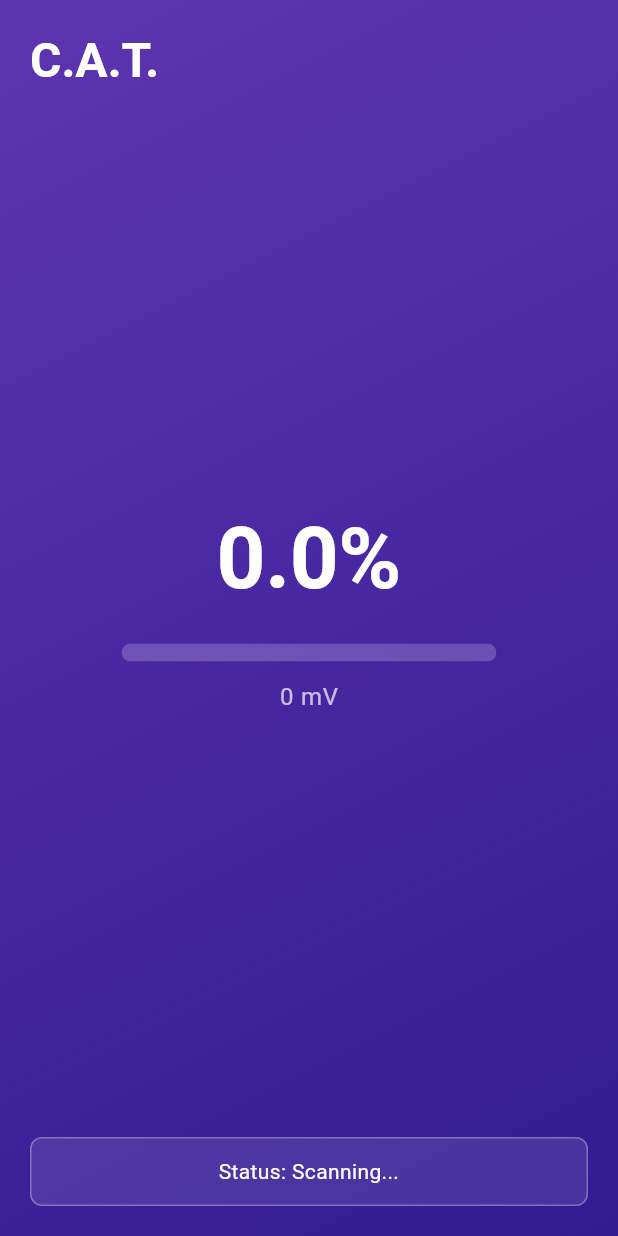
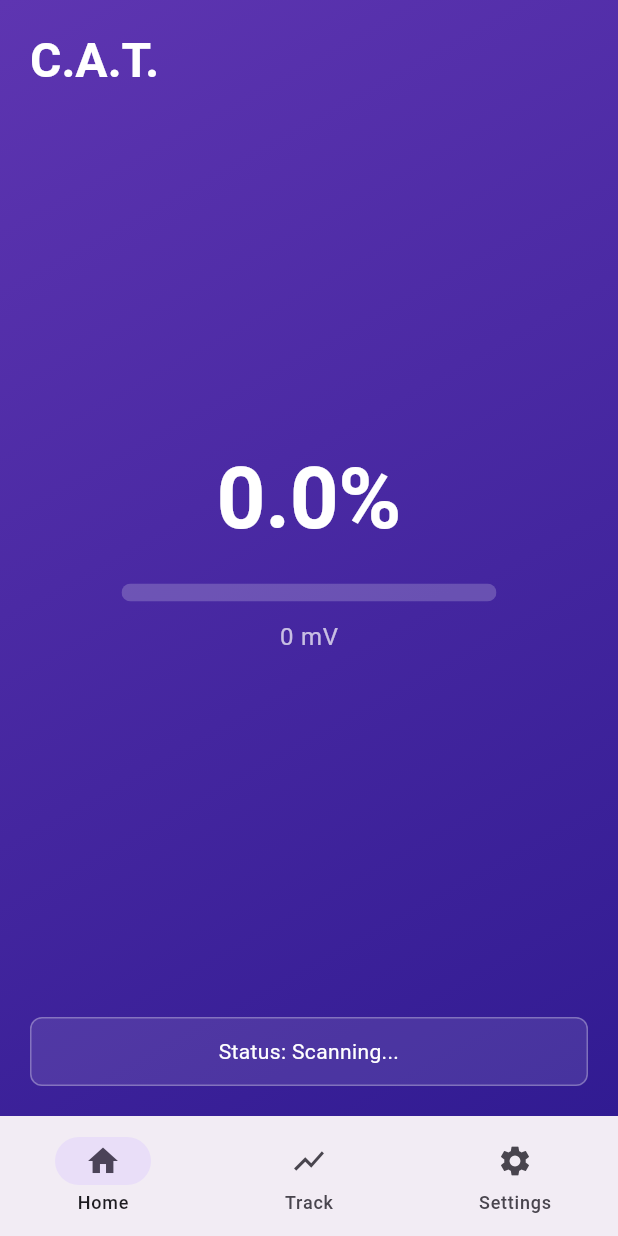
Before and after one commit to goerkemcelik/cat_app, a Flutter app: the screen it shows after launch, on a phone screen of 412 x 824 dp. Run offline on Flutter 3.47's test engine with Material 3 defaults, Android fonts, the phone set to English and light mode, and no system bars; our stand-ins replace flutter_blue_plus, permission_handler.

Commit message:
added graph and setting screen

```diff
--- a/lib/ble.dart
+++ b/lib/ble.dart
@@ -7,6 +7,7 @@ import 'package:flutter_blue_plus/flutter_blue_plus.dart';
 /// Minimal BLE helper that connects to a fixed MAC address and exposes
 /// the latest potentiometer value via [value] and connection state via
 /// [status]. It auto-reconnects when the connection drops.
+
 class BleService {
   final String macAddress;
 
--- a/lib/main.dart
+++ b/lib/main.dart
@@ -1,6 +1,8 @@
 import 'package:flutter/material.dart';
 import 'package:permission_handler/permission_handler.dart';
 import 'ble.dart';
+import 'tracking_graph.dart';
+import 'settings.dart';
 
 void main() {
   runApp(const MyApp());
@@ -33,11 +35,24 @@ class MyHomePage extends StatefulWidget {
 
 class _MyHomePageState extends State<MyHomePage> {
   final BleService _ble = BleService();
+  int _selectedIndex = 0;
+  final List<Map<String, dynamic>> _history = [];
+  late VoidCallback _valueListener;
 
   @override
   void initState() {
     super.initState();
     _requestPermissionsAndConnect();
+    _valueListener = () {
+      final val = _ble.value.value;
+      setState(() {
+        _history.add({'t': DateTime.now(), 'v': val});
+        if (_history.length > 2000) {
+          _history.removeRange(0, _history.length - 2000);
+        }
+      });
+    };
+    _ble.value.addListener(_valueListener);
   }
 
   Future<void> _requestPermissionsAndConnect() async {
@@ -57,14 +72,41 @@ class _MyHomePageState extends State<MyHomePage> {
 
   @override
   void dispose() {
+    _ble.value.removeListener(_valueListener);
     _ble.dispose();
     super.dispose();
   }
 
   @override
   Widget build(BuildContext context) {
+    Widget body;
+    switch (_selectedIndex) {
+      case 1:
+        body = TrackingGraphScreen(history: _history);
+        break;
+      case 2:
+        body = const SettingsScreen();
+        break;
+      default:
+        body = _buildHome(context);
+    }
+
     return Scaffold(
-      body: Container(
+      body: body,
+      bottomNavigationBar: NavigationBar(
+        selectedIndex: _selectedIndex,
+        onDestinationSelected: (i) => setState(() => _selectedIndex = i),
+        destinations: const [
+          NavigationDestination(icon: Icon(Icons.home), label: 'Home'),
+          NavigationDestination(icon: Icon(Icons.show_chart), label: 'Track'),
+          NavigationDestination(icon: Icon(Icons.settings), label: 'Settings'),
+        ],
+      ),
+    );
+  }
+
+  Widget _buildHome(BuildContext context) {
+    return Container(
       decoration: BoxDecoration(
         gradient: LinearGradient(
           begin: Alignment.topLeft,
@@ -113,7 +155,7 @@ class _MyHomePageState extends State<MyHomePage> {
                               child: LinearProgressIndicator(
                                 value: val / 2528,
                                 minHeight: 12,
-                                  backgroundColor: Colors.white.withOpacity(0.2),
+                                backgroundColor: Color.fromRGBO(255, 255, 255, 0.2),
                                 valueColor: AlwaysStoppedAnimation<Color>(
                                   Colors.purpleAccent.shade100,
                                 ),
@@ -140,7 +182,7 @@ class _MyHomePageState extends State<MyHomePage> {
                   width: double.infinity,
                   padding: const EdgeInsets.symmetric(vertical: 12, horizontal: 16),
                   decoration: BoxDecoration(
-                      color: Colors.white.withOpacity(0.1),
+                    color: Color.fromRGBO(255, 255, 255, 0.1),
                     borderRadius: BorderRadius.circular(8),
                     border: Border.all(color: Colors.white30),
                   ),
@@ -157,7 +199,6 @@ class _MyHomePageState extends State<MyHomePage> {
           ),
         ),
       ),
-      ),
     );
   }
 }
--- /dev/null
+++ b/lib/settings.dart
@@ -0,0 +1,15 @@
+import 'package:flutter/material.dart';
+
+class SettingsScreen extends StatelessWidget {
+  const SettingsScreen({super.key});
+
+  @override
+  Widget build(BuildContext context) {
+    return Scaffold(
+      appBar: AppBar(title: const Text('Settings')),
+      body: const Center(
+        child: Text('Settings (blank)'),
+      ),
+    );
+  }
+}
```
Also changed, not shown: lib/copyMain.txt (deleted, +0 -104 lines), lib/tracking_graph.dart (added, +120 -0 lines). Lines whose indentation alone changed are shown as unchanged.
